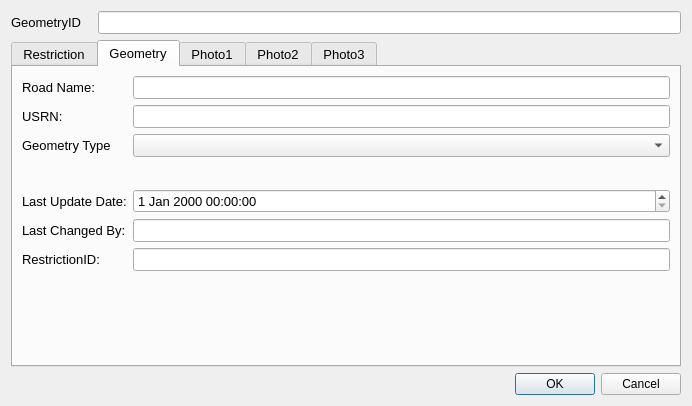
Before: the Qt Designer form ui/cpz_dialog_base_qt5.ui in tlh22/TOMs, drawn with Qt 5.
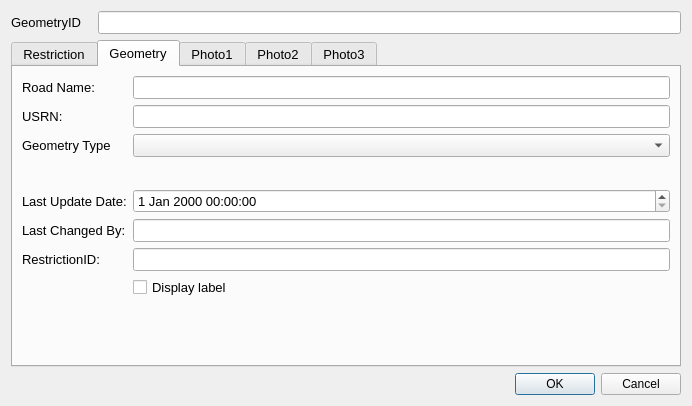
After: the same form once the commit is applied. The open tabs and pages were chosen to show the change. Custom widgets are drawn as their Qt base class.

Commit message: Exclude labels option

The edit to the form file:
```diff
--- a/ui/cpz_dialog_base_qt5.ui
+++ b/ui/cpz_dialog_base_qt5.ui
@@ -84,6 +84,7 @@
      </property>
      <property name="font">
       <font>
+       <family>Arial</family>
        <pointsize>10</pointsize>
       </font>
      </property>
@@ -310,6 +311,13 @@
        <item row="4" column="1">
         <widget class="QDateTimeEdit" name="LastUpdateDateTime"/>
        </item>
+       <item row="7" column="1">
+        <widget class="QCheckBox" name="DisplayLabel">
+         <property name="text">
+          <string>Display label</string>
+         </property>
+        </widget>
+       </item>
       </layout>
      </widget>
      <widget class="QWidget" name="tab_2">
```
Left out of the diff: 7 changed lines with no effect on the pictures. The commit also changes 4 other files.
